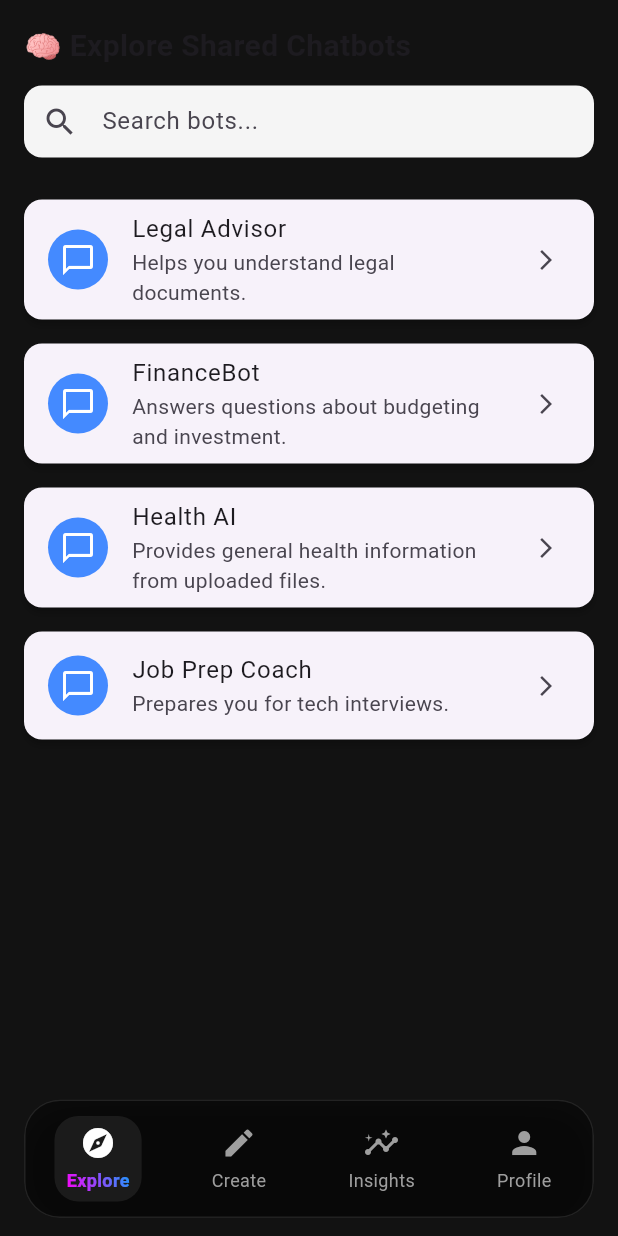
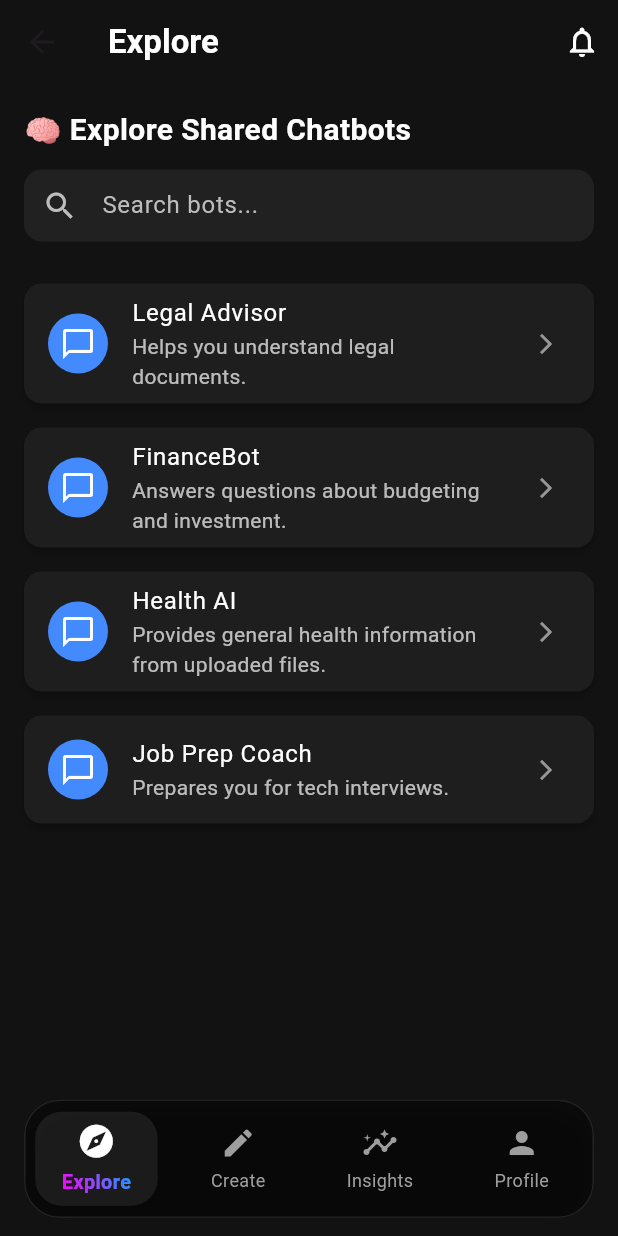
Before and after one commit to duythanh90/datawise-ai, a Flutter app: the HomeScreen screen opened by its route, on a phone screen of 412 x 824 dp. Run offline on Flutter 3.47's test engine with Material 3 defaults, Android fonts, the phone set to English and light mode, and no system bars; our stand-ins replace animate_do, firebase_auth, firebase_core, fl_chart, fluttertoast, google_sign_in and 3 more; accounts and stored records are empty; Roboto replaces fonts that are missing (Montserrat); project files that could hold a hidden picture were left out.

Commit message:
6_6_2025

```diff
--- a/assets/languages/en.json
+++ b/assets/languages/en.json
@@ -31,5 +31,6 @@
     "tab_create": "Create",
     "tab_insights": "Insights",
     "tab_profile": "Profile",
+    "tab_notifications": "Notifications",
     "test": ""
 }
--- /dev/null
+++ b/lib/features/home/notifications/models/NotificationItem.dart
@@ -0,0 +1,27 @@
+class NotificationItem {
+  final int? id;
+  final String message;
+  bool isRead; // ✅ Make this mutable
+
+  NotificationItem({
+    this.id,
+    required this.message,
+    required this.isRead,
+  });
+
+  factory NotificationItem.fromMap(Map<String, dynamic> map) {
+    return NotificationItem(
+      id: map['id'] as int?,
+      message: map['message'] as String,
+      isRead: map['is_read'] == 1,
+    );
+  }
+
+  Map<String, dynamic> toMap() {
+    return {
+      'id': id,
+      'message': message,
+      'is_read': isRead ? 1 : 0,
+    };
+  }
+}
--- a/lib/features/home/tabs/explore/explore_tab.dart
+++ b/lib/features/home/tabs/explore/explore_tab.dart
@@ -1,4 +1,5 @@
 import 'package:flutter/material.dart';
+import 'package:datawiseai/features/home/notifications/notifications_tab.dart';
 
 class ExploreTab extends StatelessWidget {
   const ExploreTab({super.key});
@@ -25,22 +26,52 @@ class ExploreTab extends StatelessWidget {
       },
     ];
 
-    return Padding(
+    return Scaffold(
+      backgroundColor: const Color(0xFF121212),
+      appBar: AppBar(
+        backgroundColor: const Color(0xFF121212),
+        elevation: 0,
+        title: const Text(
+          'Explore',
+          style: TextStyle(
+            fontWeight: FontWeight.bold,
+            color: Colors.white,
+          ),
+        ),
+        actions: [
+          IconButton(
+            icon: const Icon(Icons.notifications_none, color: Colors.white),
+            onPressed: () {
+              Navigator.push(
+                context,
+                MaterialPageRoute(builder: (_) => const NotificationsTab()),
+              );
+            },
+          ),
+        ],
+      ),
+      body: Padding(
         padding: const EdgeInsets.all(16),
         child: Column(
           crossAxisAlignment: CrossAxisAlignment.start,
           children: [
             const Text(
               '🧠 Explore Shared Chatbots',
-            style: TextStyle(fontSize: 20, fontWeight: FontWeight.bold),
+              style: TextStyle(
+                fontSize: 20,
+                fontWeight: FontWeight.bold,
+                color: Colors.white,
+              ),
             ),
             const SizedBox(height: 12),
             TextField(
+              style: const TextStyle(color: Colors.white),
               decoration: InputDecoration(
                 hintText: 'Search bots...',
-              prefixIcon: const Icon(Icons.search),
+                hintStyle: TextStyle(color: Colors.grey.shade400),
+                prefixIcon: Icon(Icons.search, color: Colors.grey.shade400),
                 filled: true,
-              fillColor: Colors.grey.shade100,
+                fillColor: Colors.grey.shade900,
                 contentPadding: const EdgeInsets.symmetric(horizontal: 16),
                 border: OutlineInputBorder(
                   borderRadius: BorderRadius.circular(12),
@@ -55,19 +86,28 @@ class ExploreTab extends StatelessWidget {
                 itemBuilder: (context, index) {
                   final bot = sharedBots[index];
                   return Card(
+                    color: const Color(0xFF1E1E1E),
                     shape: RoundedRectangleBorder(
-                      borderRadius: BorderRadius.circular(12)),
+                      borderRadius: BorderRadius.circular(12),
+                    ),
                     elevation: 2,
                     margin: const EdgeInsets.symmetric(vertical: 8),
                     child: ListTile(
                       leading: const CircleAvatar(
                         backgroundColor: Colors.blueAccent,
-                      child:
-                          Icon(Icons.chat_bubble_outline, color: Colors.white),
+                        child: Icon(Icons.chat_bubble_outline,
+                            color: Colors.white),
                       ),
-                    title: Text(bot['name'] ?? ''),
-                    subtitle: Text(bot['description'] ?? ''),
-                    trailing: const Icon(Icons.arrow_forward_ios, size: 16),
+                      title: Text(
+                        bot['name'] ?? '',
+                        style: const TextStyle(color: Colors.white),
+                      ),
+                      subtitle: Text(
+                        bot['description'] ?? '',
+                        style: const TextStyle(color: Colors.white70),
+                      ),
+                      trailing: const Icon(Icons.arrow_forward_ios,
+                          size: 16, color: Colors.white54),
                       onTap: () {
                         // TODO: Open shared chatbot view
                       },
@@ -78,6 +118,7 @@ class ExploreTab extends StatelessWidget {
             ),
           ],
         ),
+      ),
     );
   }
 }
--- a/lib/features/home/widgets/custom_bottom_nav.dart
+++ b/lib/features/home/widgets/custom_bottom_nav.dart
@@ -2,6 +2,8 @@ import 'dart:ui';
 import 'package:flutter/material.dart';
 import 'package:flutter/services.dart';
 import 'package:datawiseai/widgets/gradient_text.dart';
+import 'package:provider/provider.dart';
+import 'package:datawiseai/features/home/notifications/notifications_provider.dart';
 
 typedef OnTabSelected = void Function(int index);
 
@@ -36,13 +38,13 @@ class _CustomBottomNavState extends State<CustomBottomNav>
     );
 
     _offsetAnimation = Tween<Offset>(
-      begin: const Offset(0, 2), // Slide from far below
+      begin: const Offset(0, 2),
       end: Offset.zero,
     ).animate(
       CurvedAnimation(parent: _animationController, curve: Curves.easeOut),
     );
 
-    _animationController.forward(); // Trigger on first build
+    _animationController.forward();
   }
 
   @override
@@ -53,6 +55,9 @@ class _CustomBottomNavState extends State<CustomBottomNav>
 
   @override
   Widget build(BuildContext context) {
+    final hasUnread =
+        context.watch<NotificationsProvider?>()?.hasUnread ?? false;
+
     return SafeArea(
       top: false,
       bottom: true,
@@ -84,6 +89,8 @@ class _CustomBottomNavState extends State<CustomBottomNav>
                     final isSelected = widget.selectedIndex == index;
                     final icon = widget.tabItems[index]['icon'] as IconData;
                     final label = widget.tabItems[index]['label'] as String;
+                    final isNotificationTab =
+                        label.toLowerCase().contains('notification');
 
                     return GestureDetector(
                       onTap: () {
@@ -92,11 +99,18 @@ class _CustomBottomNavState extends State<CustomBottomNav>
                           widget.onTabSelected(index);
                         }
                       },
+                      child: AnimatedScale(
+                        scale: isSelected ? 1.1 : 1.0,
+                        duration: const Duration(milliseconds: 200),
+                        curve: Curves.easeOutBack,
                         child: AnimatedContainer(
                           duration: const Duration(milliseconds: 200),
                           curve: Curves.easeInOut,
                           padding: const EdgeInsets.symmetric(
                               horizontal: 8, vertical: 6),
+                          constraints: BoxConstraints(
+                            minWidth: MediaQuery.of(context).size.width * 0.18,
+                          ),
                           decoration: BoxDecoration(
                             color: isSelected
                                 ? Colors.white.withOpacity(0.08)
@@ -106,9 +120,47 @@ class _CustomBottomNavState extends State<CustomBottomNav>
                           child: Column(
                             mainAxisSize: MainAxisSize.min,
                             children: [
+                              Stack(
+                                children: [
                                   Icon(
                                     icon,
-                              color: isSelected ? Colors.white : Colors.grey,
+                                    color:
+                                        isSelected ? Colors.white : Colors.grey,
+                                  ),
+                                  if (isNotificationTab && hasUnread)
+                                    Positioned(
+                                      right: 0,
+                                      top: 0,
+                                      child: TweenAnimationBuilder<double>(
+                                        tween: Tween(begin: 1.0, end: 1.4),
+                                        duration:
+                                            const Duration(milliseconds: 1000),
+                                        curve: Curves.easeInOut,
+                                        builder: (context, scale, child) {
+                                          return Transform.scale(
+                                            scale: scale,
+                                            child: Container(
+                                              width: 8,
+                                              height: 8,
+                                              decoration: BoxDecoration(
+                                                color:
+                                                    Colors.red.withOpacity(0.9),
+                                                shape: BoxShape.circle,
+                                                boxShadow: [
+                                                  BoxShadow(
+                                                    color: Colors.red
+                                                        .withOpacity(0.6),
+                                                    blurRadius: 6,
+                                                    spreadRadius: 1,
+                                                  ),
+                                                ],
+                                              ),
+                                            ),
+                                          );
+                                        },
+                                      ),
+                                    ),
+                                ],
                               ),
                               const SizedBox(height: 4),
                               AnimatedSwitcher(
@@ -134,6 +186,7 @@ class _CustomBottomNavState extends State<CustomBottomNav>
                             ],
                           ),
                         ),
+                      ),
                     );
                   }),
                 ),
--- a/lib/main.dart
+++ b/lib/main.dart
@@ -1,3 +1,4 @@
+import 'package:datawiseai/features/home/notifications/notifications_provider.dart';
 import 'package:datawiseai/features/intro/intro_screen_provider.dart';
 import 'package:datawiseai/features/register/register_provider.dart';
 import 'package:datawiseai/utils/app_constants.dart';
@@ -53,6 +54,7 @@ class _DataWiseAIAppState extends State<DataWiseAIApp> {
         ChangeNotifierProvider(create: (_) => LoginProvider()),
         ChangeNotifierProvider(create: (_) => RegisterProvider()),
         ChangeNotifierProvider(create: (_) => IntroScreenProvider()),
+        ChangeNotifierProvider(create: (_) => NotificationsProvider()),
       ],
       child: MaterialApp(
         locale: _locale,
--- a/pubspec.yaml
+++ b/pubspec.yaml
@@ -23,6 +23,10 @@ dependencies:
   fluttertoast: ^8.2.8
   animate_do: ^3.3.4
   shared_preferences: ^2.5.3
+  lottie: ^3.3.1
+  sqflite: ^2.4.2
+  path: ^1.9.1
+  fl_chart: ^1.0.0
 
 dev_dependencies:
   flutter_test:
```
Also changed, not shown: lib/features/home/notifications/helpers/notifications_db_helper.dart (added, +59 -0 lines), lib/features/home/notifications/notifications_provider.dart (added, +57 -0 lines), lib/features/home/notifications/notifications_tab.dart (added, +62 -0 lines), lib/features/home/tabs/insights/insights_tab.dart (+15 -51 lines), lib/features/home/tabs/insights/widgets/ai_tips_section.dart (added, +92 -0 lines), lib/features/home/tabs/insights/widgets/header_section.dart (added, +27 -0 lines), lib/features/home/tabs/insights/widgets/insight_stat_row.dart (added, +63 -0 lines), lib/features/home/tabs/insights/widgets/insights_line_chart.dart (added, +41 -0 lines), lib/features/home/tabs/insights/widgets/usage_stats_section.dart (added, +47 -0 lines), pubspec.lock, 2 other files. Lines whose indentation alone changed are shown as unchanged.
